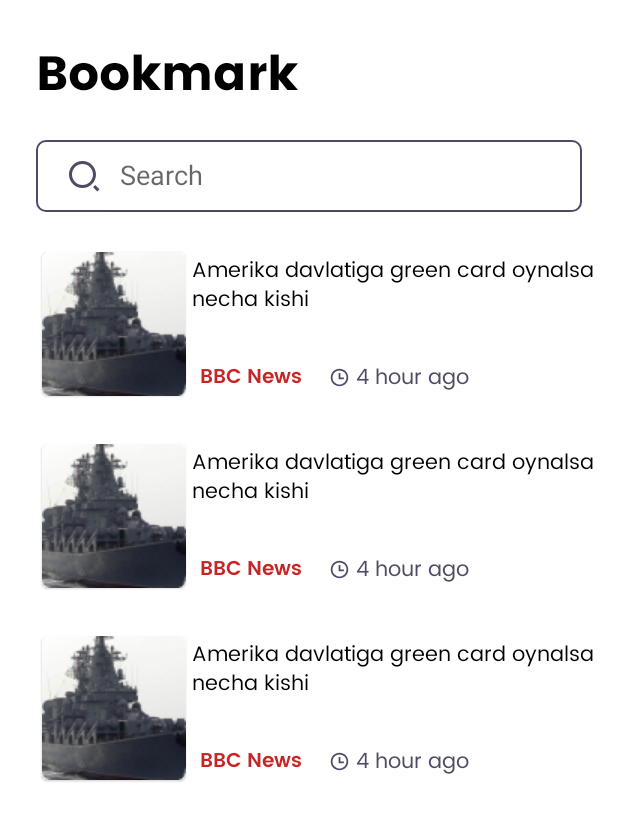
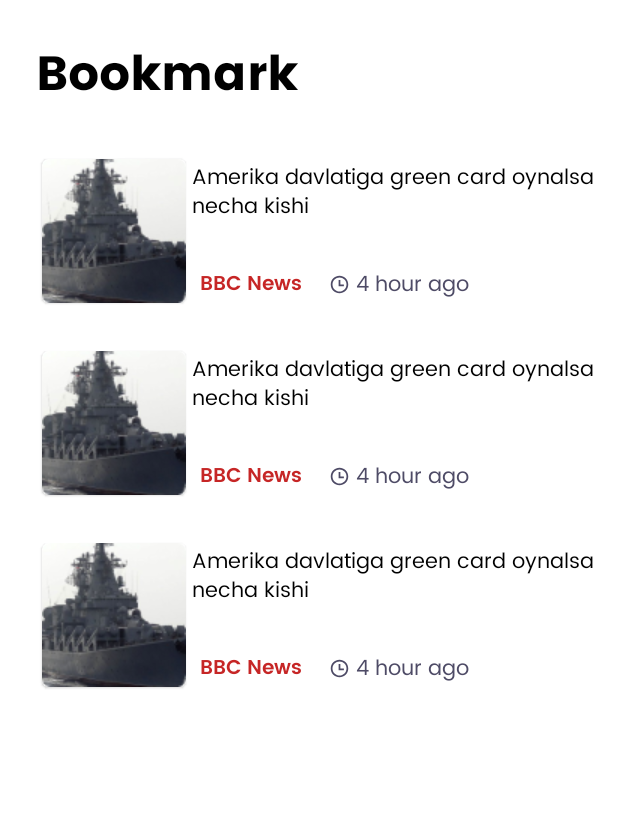
Before and after one commit to mahmud0v/Kabar, an Android app: the layout bookmark_screen.xml on its own in the app's theme, with its tools: preview values and no code run, on a phone screen of 412 x 824 dp. Shown: the top 821 px of the screen. Run offline under Robolectric (Android 15) with nearby library versions, the phone set to English and light mode, and no system bars.

Commit message:
initial commit

```diff
--- a/app/src/main/java/com/example/kabar/api/NewsApi.kt
+++ b/app/src/main/java/com/example/kabar/api/NewsApi.kt
@@ -19,7 +19,7 @@ interface NewsApi {
 
 
     @GET("v2/everything")
-    suspend fun getLatestNews(
+    suspend fun getSearchNews(
         @Query("q") q: String,
         @Query("sortBy")sortBy:String = "popularity",
         @Query("language")language:String = "en",
--- a/app/src/main/java/com/example/kabar/remote/NetworkRemoteDataSource.kt
+++ b/app/src/main/java/com/example/kabar/remote/NetworkRemoteDataSource.kt
@@ -9,7 +9,7 @@ class NetworkRemoteDataSource @Inject constructor(private val newsApi: NewsApi)
 
     suspend fun getTrendNews(category: String) = newsApi.getTrendNews(category = category)
 
-    suspend fun getLatestNews(category: String) = newsApi.getLatestNews(q = category)
+    suspend fun getSearchNews(searchWord: String) = newsApi.getSearchNews(q = searchWord)
 
 
 }
--- a/app/src/main/java/com/example/kabar/repository/NetworkNewsRepository.kt
+++ b/app/src/main/java/com/example/kabar/repository/NetworkNewsRepository.kt
@@ -26,8 +26,8 @@ class NetworkNewsRepository @Inject constructor(
 
     }
 
-    suspend fun getLatestNews(category: String): Flow<KabarResult<NewsResponse>> {
-        val latestNews = remoteDataSource.getLatestNews(category)
+    suspend fun getSearchNews(searchWord: String): Flow<KabarResult<NewsResponse>> {
+        val latestNews = remoteDataSource.getSearchNews(searchWord)
         return if (latestNews.isSuccessful) {
             flow {
                 emit(KabarResult.Success(latestNews.body()!!))
--- a/app/src/main/res/layout/bookmark_screen.xml
+++ b/app/src/main/res/layout/bookmark_screen.xml
@@ -21,22 +21,7 @@
         android:textColor="#000000"
         />
 
-    <androidx.appcompat.widget.SearchView
-        android:id="@+id/search_view"
-        android:layout_width="match_parent"
-        android:layout_height="48dp"
-        android:layout_marginStart="@dimen/text_24"
-        android:layout_marginTop="16dp"
-        android:layout_marginEnd="@dimen/text_24"
-        android:background="@drawable/search_back"
-        app:closeIcon="@drawable/ic_close"
-        app:iconifiedByDefault="false"
-        app:layout_constraintLeft_toLeftOf="parent"
-        app:layout_constraintRight_toRightOf="parent"
-        app:layout_constraintTop_toBottomOf="@id/bookmark_id"
-        app:queryHint="Search"
-        app:searchHintIcon="@null"
-        app:searchIcon="@drawable/ic_search" />
+
 
 
     <androidx.recyclerview.widget.RecyclerView
@@ -44,8 +29,8 @@
         android:layout_height="match_parent"
         android:layout_marginStart="20dp"
         android:id="@+id/bookmark_recycler"
-        app:layout_constraintTop_toBottomOf="@id/search_view"
-        android:layout_marginTop="152dp"
+        app:layout_constraintTop_toBottomOf="@id/bookmark_id"
+        android:layout_marginTop="90dp"
         app:layout_constraintBottom_toBottomOf="parent"
         android:layout_marginBottom="45dp"
         tools:listitem="@layout/default_news_item"
```
Also changed, not shown: app/src/main/java/com/example/kabar/ui/screen/HomeScreen.kt (+67 -7 lines), app/src/main/java/com/example/kabar/ui/viewmodel/HomeViewModel.kt (+6 -6 lines).
